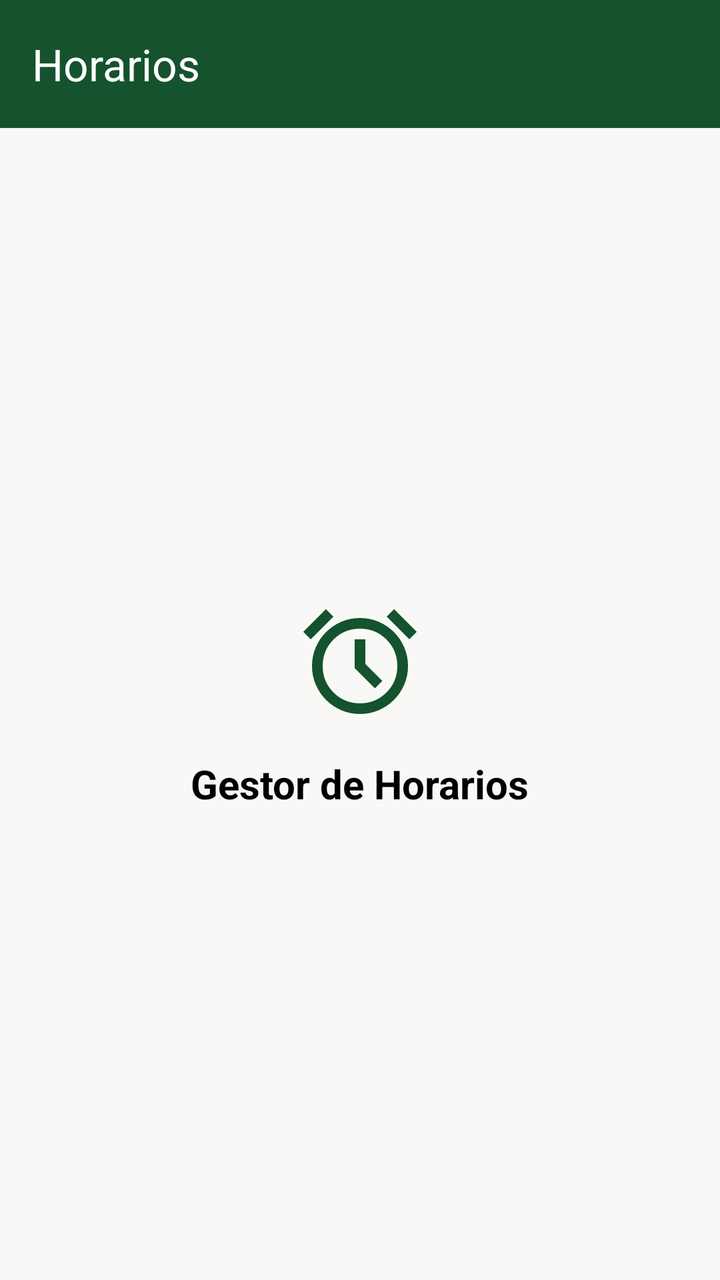
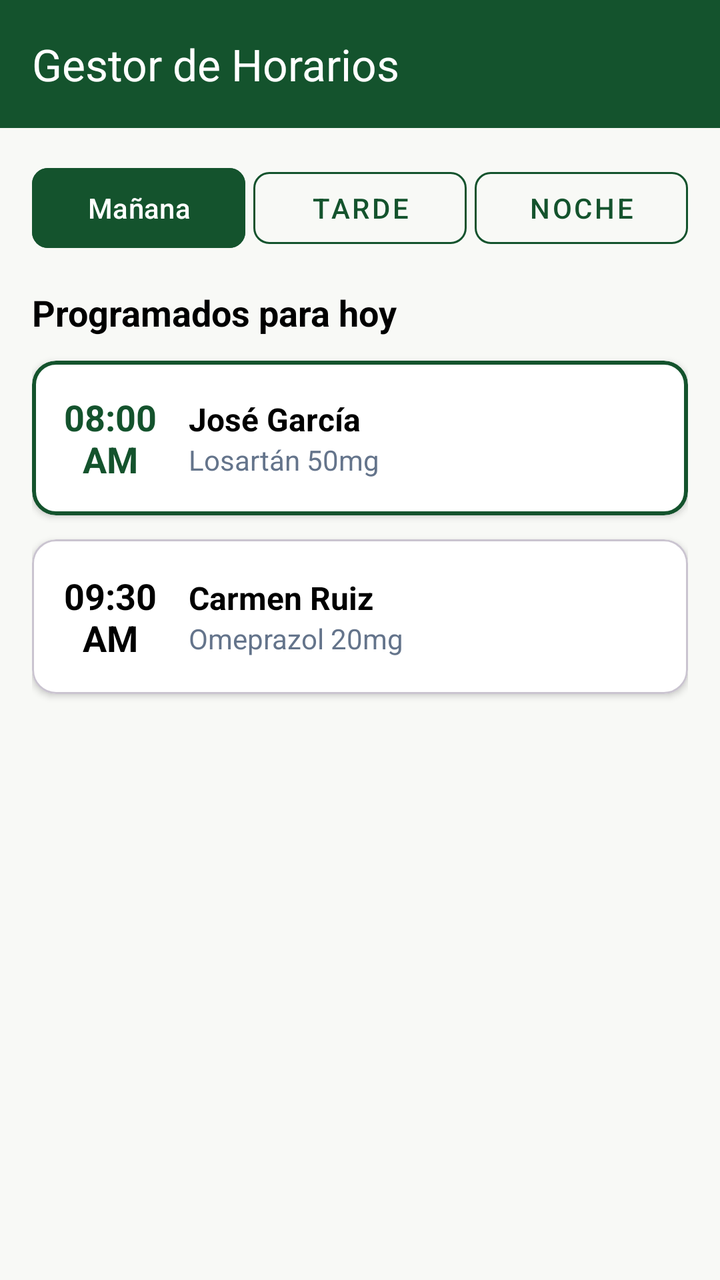

Before-and-after screenshots of an Android layout around one commit, followed by the original layout XML and the change that was made.
<!-- AndroidManifest.xml: application theme Theme.ControlDeMedicamentos -->
<!-- res/layout/activity_horarios.xml -->
<?xml version="1.0" encoding="utf-8"?>
<LinearLayout xmlns:android="http://schemas.android.com/apk/res/android"
    xmlns:app="http://schemas.android.com/apk/res-auto"
    android:layout_width="match_parent"
    android:layout_height="match_parent"
    android:orientation="vertical"
    android:background="@color/bg_screen">

    <androidx.appcompat.widget.Toolbar
        android:id="@+id/toolbar"
        android:layout_width="match_parent"
        android:layout_height="?attr/actionBarSize"
        android:background="@color/primary_green"
        app:title="Horarios"
        app:titleTextColor="@color/white" />

    <LinearLayout
        android:layout_width="match_parent"
        android:layout_height="match_parent"
        android:gravity="center"
        android:orientation="vertical">

        <ImageView
            android:layout_width="64dp"
            android:layout_height="64dp"
            android:src="@drawable/ic_horarios"
            app:tint="@color/primary_green"
            android:layout_marginBottom="16dp"/>

        <TextView
            android:layout_width="wrap_content"
            android:layout_height="wrap_content"
            android:text="Gestor de Horarios"
            android:textSize="20sp"
            android:textStyle="bold"
            android:textColor="@color/black"/>
    </LinearLayout>
</LinearLayout>
<!-- resources referenced by this layout -->
<resources>
  <color name="bg_screen">#F8F9F6</color>
  <color name="black">#FF000000</color>
  <color name="primary_green">#14532D</color>
  <color name="white">#FFFFFFFF</color>
  <!-- drawable ic_horarios (drawable) -->
  <vector xmlns:android="http://schemas.android.com/apk/res/android" android:height="24dp" android:tint="#000000" android:viewportHeight="960" android:viewportWidth="960" android:width="24dp">
        
      <path android:fillColor="@android:color/white" android:pathData="M339.5,851.5Q274,823 225.5,774.5Q177,726 148.5,660.5Q120,595 120,520Q120,445 148.5,379.5Q177,314 225.5,265.5Q274,217 339.5,188.5Q405,160 480,160Q555,160 620.5,188.5Q686,217 734.5,265.5Q783,314 811.5,379.5Q840,445 840,520Q840,595 811.5,660.5Q783,726 734.5,774.5Q686,823 620.5,851.5Q555,880 480,880Q405,880 339.5,851.5ZM480,520Q480,520 480,520Q480,520 480,520Q480,520 480,520Q480,520 480,520Q480,520 480,520Q480,520 480,520Q480,520 480,520Q480,520 480,520ZM592,688L648,632L520,504L520,320L440,320L440,536L592,688ZM224,94L280,150L110,320L54,264L224,94ZM736,94L906,264L850,320L680,150L736,94ZM480,800Q597,800 678.5,718.5Q760,637 760,520Q760,403 678.5,321.5Q597,240 480,240Q363,240 281.5,321.5Q200,403 200,520Q200,637 281.5,718.5Q363,800 480,800Z"/>
      
  </vector>
  <style name="Theme.ControlDeMedicamentos" parent="Base.Theme.ControlDeMedicamentos" />
  <style name="Base.Theme.ControlDeMedicamentos" parent="Theme.Material3.DayNight.NoActionBar">
          
          
      </style>
</resources>

<!-- the commit's change to res/layout/activity_horarios.xml (unified diff, before → after) -->
@@ -11,28 +11,169 @@
         android:layout_width="match_parent"
         android:layout_height="?attr/actionBarSize"
         android:background="@color/primary_green"
-        app:title="Horarios"
+        app:title="Gestor de Horarios"
         app:titleTextColor="@color/white" />
 
-    <LinearLayout
+    <androidx.core.widget.NestedScrollView
         android:layout_width="match_parent"
         android:layout_height="match_parent"
-        android:gravity="center"
-        android:orientation="vertical">
+        android:fillViewport="true">
 
-        <ImageView
-            android:layout_width="64dp"
-            android:layout_height="64dp"
-            android:src="@drawable/ic_horarios"
-            app:tint="@color/primary_green"
-            android:layout_marginBottom="16dp"/>
+        <LinearLayout
+            android:layout_width="match_parent"
+            android:layout_height="wrap_content"
+            android:orientation="vertical"
+            android:padding="16dp">
 
-        <TextView
-            android:layout_width="wrap_content"
-            android:layout_height="wrap_content"
-            android:text="Gestor de Horarios"
-            android:textSize="20sp"
-            android:textStyle="bold"
-            android:textColor="@color/black"/>
-    </LinearLayout>
+            
+            <LinearLayout
+                android:layout_width="match_parent"
+                android:layout_height="wrap_content"
+                android:orientation="horizontal"
+                android:layout_marginBottom="16dp">
+
+                <com.google.android.material.button.MaterialButton
+                    android:layout_width="0dp"
+                    android:layout_height="wrap_content"
+                    android:layout_weight="1"
+                    android:text="Mañana"
+                    app:cornerRadius="8dp"
+                    android:layout_marginEnd="4dp"
+                    android:backgroundTint="@color/primary_green"/>
+
+                <com.google.android.material.button.MaterialButton
+                    style="@style/Widget.MaterialComponents.Button.OutlinedButton"
+                    android:layout_width="0dp"
+                    android:layout_height="wrap_content"
+                    android:layout_weight="1"
+                    android:text="Tarde"
+                    app:cornerRadius="8dp"
+                    android:layout_marginEnd="4dp"
+                    app:strokeColor="@color/primary_green"
+                    android:textColor="@color/primary_green"/>
+
+                <com.google.android.material.button.MaterialButton
+                    style="@style/Widget.MaterialComponents.Button.OutlinedButton"
+                    android:layout_width="0dp"
+                    android:layout_height="wrap_content"
+                    android:layout_weight="1"
+                    android:text="Noche"
+                    app:cornerRadius="8dp"
+                    app:strokeColor="@color/primary_green"
+                    android:textColor="@color/primary_green"/>
+            </LinearLayout>
+
+            <TextView
+                android:layout_width="wrap_content"
+                android:layout_height="wrap_content"
+                android:text="Programados para hoy"
+                android:textSize="18sp"
+                android:textStyle="bold"
+                android:textColor="@color/black"
+                android:layout_marginBottom="12dp"/>
+
+            
+            <com.google.android.material.card.MaterialCardView
+                android:layout_width="match_parent"
+                android:layout_height="wrap_content"
+                android:layout_marginBottom="12dp"
+                app:cardCornerRadius="12dp"
+                app:cardElevation="2dp"
+                app:cardBackgroundColor="@color/white"
+                app:strokeColor="@color/primary_green"
+                app:strokeWidth="2dp">
+
+                <LinearLayout
+                    android:layout_width="match_parent"
+                    android:layout_height="wrap_content"
+                    android:orientation="horizontal"
+                    android:padding="16dp"
+                    android:gravity="center_vertical">
+
+                    <TextView
+                        android:layout_width="wrap_content"
+                        android:layout_height="wrap_content"
+                        android:text="08:00\nAM"
+                        android:textSize="18sp"
+                        android:textStyle="bold"
+                        android:textColor="@color/primary_green"
+                        android:textAlignment="center"
+                        android:layout_marginEnd="16dp"/>
+
+                    <LinearLayout
+                        android:layout_width="0dp"
+                        android:layout_height="wrap_content"
+                        android:layout_weight="1"
+                        android:orientation="vertical">
+
+                        <TextView
+                            android:layout_width="wrap_content"
+                            android:layout_height="wrap_content"
+                            android:text="José García"
+                            android:textSize="16sp"
+                            android:textStyle="bold"
+                            android:textColor="@color/black"/>
+
+                        <TextView
+                            android:layout_width="wrap_content"
+                            android:layout_height="wrap_content"
+                            android:text="Losartán 50mg"
+                            android:textSize="14sp"
+                            android:textColor="@color/text_grey"/>
+                    </LinearLayout>
+                </LinearLayout>
+            </com.google.android.material.card.MaterialCardView>
+
+            
+            <com.google.android.material.card.MaterialCardView
+                android:layout_width="match_parent"
+                android:layout_height="wrap_content"
+                android:layout_marginBottom="12dp"
+                app:cardCornerRadius="12dp"
+                app:cardElevation="2dp"
+                app:cardBackgroundColor="@color/white">
+
+                <LinearLayout
+                    android:layout_width="match_parent"
+                    android:layout_height="wrap_content"
+                    android:orientation="horizontal"
+                    android:padding="16dp"
+                    android:gravity="center_vertical">
+
+                    <TextView
+                        android:layout_width="wrap_content"
+                        android:layout_height="wrap_content"
+                        android:text="09:30\nAM"
+                        android:textSize="18sp"
+                        android:textStyle="bold"
+                        android:textColor="@color/black"
+                        android:textAlignment="center"
+                        android:layout_marginEnd="16dp"/>
+
+                    <LinearLayout
+                        android:layout_width="0dp"
+                        android:layout_height="wrap_content"
+                        android:layout_weight="1"
+                        android:orientation="vertical">
+
+                        <TextView
+                            android:layout_width="wrap_content"
+                            android:layout_height="wrap_content"
+                            android:text="Carmen Ruiz"
+                            android:textSize="16sp"
+                            android:textStyle="bold"
+                            android:textColor="@color/black"/>
+
+                        <TextView
+                            android:layout_width="wrap_content"
+                            android:layout_height="wrap_content"
+                            android:text="Omeprazol 20mg"
+                            android:textSize="14sp"
+                            android:textColor="@color/text_grey"/>
+                    </LinearLayout>
+                </LinearLayout>
+            </com.google.android.material.card.MaterialCardView>
+
+        </LinearLayout>
+    </androidx.core.widget.NestedScrollView>
 </LinearLayout>
<!-- resource entries referenced after the edit -->
@@ -3,13 +3,8 @@
   <color name="bg_screen">#F8F9F6</color>
   <color name="black">#FF000000</color>
   <color name="primary_green">#14532D</color>
+  <color name="text_grey">#64748B</color>
   <color name="white">#FFFFFFFF</color>
-  <!-- drawable ic_horarios (drawable) -->
-  <vector xmlns:android="http://schemas.android.com/apk/res/android" android:height="24dp" android:tint="#000000" android:viewportHeight="960" android:viewportWidth="960" android:width="24dp">
-        
-      <path android:fillColor="@android:color/white" android:pathData="M339.5,851.5Q274,823 225.5,774.5Q177,726 148.5,660.5Q120,595 120,520Q120,445 148.5,379.5Q177,314 225.5,265.5Q274,217 339.5,188.5Q405,160 480,160Q555,160 620.5,188.5Q686,217 734.5,265.5Q783,314 811.5,379.5Q840,445 840,520Q840,595 811.5,660.5Q783,726 734.5,774.5Q686,823 620.5,851.5Q555,880 480,880Q405,880 339.5,851.5ZM480,520Q480,520 480,520Q480,520 480,520Q480,520 480,520Q480,520 480,520Q480,520 480,520Q480,520 480,520Q480,520 480,520Q480,520 480,520ZM592,688L648,632L520,504L520,320L440,320L440,536L592,688ZM224,94L280,150L110,320L54,264L224,94ZM736,94L906,264L850,320L680,150L736,94ZM480,800Q597,800 678.5,718.5Q760,637 760,520Q760,403 678.5,321.5Q597,240 480,240Q363,240 281.5,321.5Q200,403 200,520Q200,637 281.5,718.5Q363,800 480,800Z"/>
-      
-  </vector>
   <style name="Theme.ControlDeMedicamentos" parent="Base.Theme.ControlDeMedicamentos" />
   <style name="Base.Theme.ControlDeMedicamentos" parent="Theme.Material3.DayNight.NoActionBar">
           
